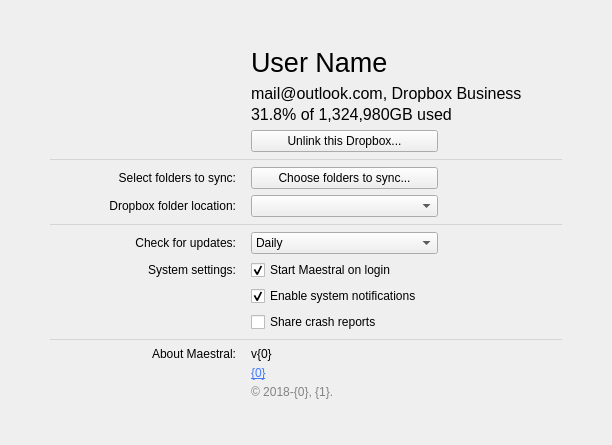
Above: maestral/gui/resources/settings_window.ui from samschott/maestral before the change. Below: the same form after it.
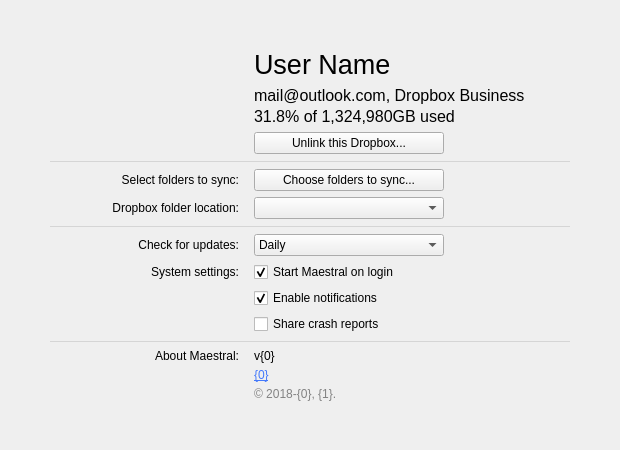
That is the form after the change.

Commit message: renamed notification setting

```diff
--- a/maestral/gui/resources/settings_window.ui
+++ b/maestral/gui/resources/settings_window.ui
@@ -6,8 +6,8 @@
    <rect>
     <x>0</x>
     <y>0</y>
-    <width>612</width>
-    <height>445</height>
+    <width>620</width>
+    <height>450</height>
    </rect>
   </property>
   <property name="sizePolicy">
@@ -109,7 +109,7 @@
      <item row="9" column="3">
       <widget class="QCheckBox" name="checkBoxNotifications">
        <property name="text">
-        <string>Enable system notifications</string>
+        <string>Enable notifications</string>
        </property>
        <property name="checked">
         <bool>true</bool>
```
The commit also changes 1 other file.
